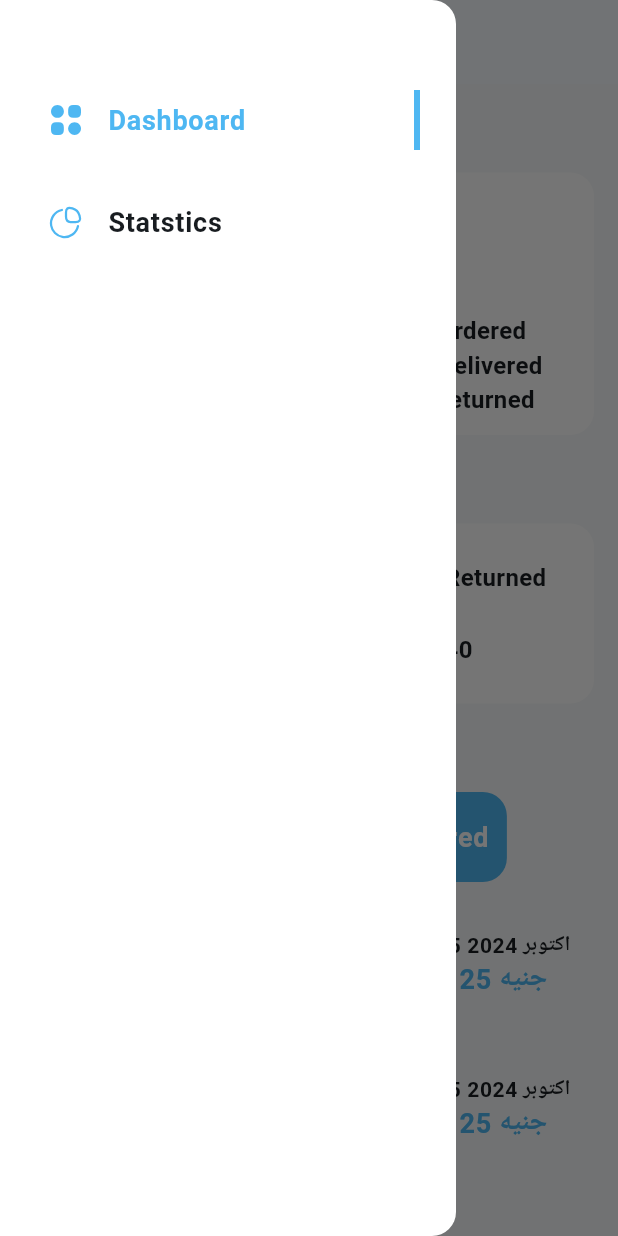
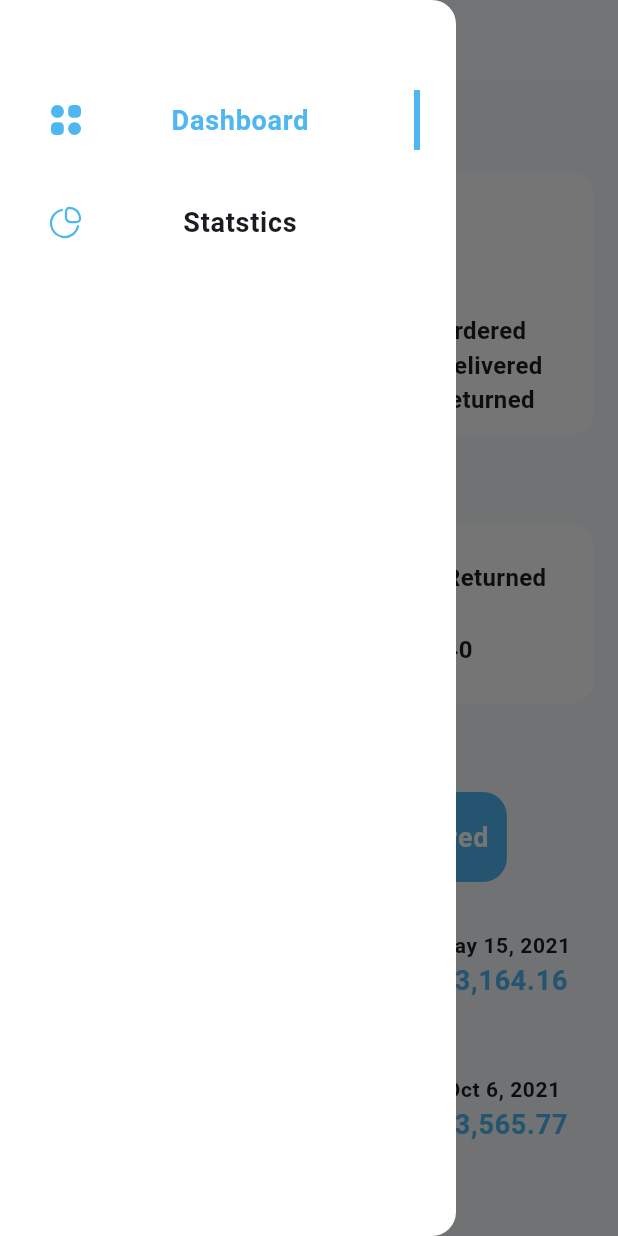
Before and after one commit to mostafamoham3d/finetech_task, a Flutter app: the screen it shows after launch, with the side drawer open, on a phone screen of 412 x 824 dp. Run offline on Flutter 3.47's test engine with Material 3 defaults, Android fonts, the phone set to English and light mode, and no system bars; drawn by our look-alikes of fl_chart; our stand-ins replace bloc, flutter_bloc, flutter_svg, freezed_annotation, gap.

Commit message:
Update OrderListItem and add WebHomeView
- Updated `OrderListItem` to dynamically display company name and order status.
- Added `WebHomeView` for a responsive web layout.
- Updated `GraphView` to show grid data and adjust border settings.
- Refactored `HomeView` to use `Builder` and `BlocBuilder` for better state management.
- Updated `DrawerListItem` to use `FittedBox` for text scaling.
- Updated `FinTechApp` to conditionally render `HomeView` or `WebHomeView` based on screen width.

```diff
--- a/lib/features/dashboard/presentation/widgets/order_list_item.dart
+++ b/lib/features/dashboard/presentation/widgets/order_list_item.dart
@@ -1,6 +1,7 @@
 import 'package:finetech_task/features/orders/data/models/order_model.dart';
 import 'package:flutter/material.dart';
 import 'package:gap/gap.dart';
+import 'package:intl/intl.dart';
 
 import '../../../../core/utils/colors.dart';
 
@@ -43,8 +44,9 @@ class OrderListItem extends StatelessWidget {
               mainAxisAlignment: MainAxisAlignment.center,
               crossAxisAlignment: CrossAxisAlignment.start,
               children: [
-                Text('صيدلية', style: Theme.of(context).textTheme.bodyLarge),
-                Text('تم التوصيل',
+                Text('${orderModel.company}',
+                    style: Theme.of(context).textTheme.bodyLarge),
+                Text(orderModel.status!.name,
                     style: Theme.of(context).textTheme.bodySmall),
               ],
             ),
@@ -55,10 +57,15 @@ class OrderListItem extends StatelessWidget {
               mainAxisAlignment: MainAxisAlignment.center,
               crossAxisAlignment: CrossAxisAlignment.center,
               children: [
-                Text('15 اكتوبر 2024',
+                Text(
+                    DateFormat.yMMMd().format(
+                      DateTime.parse(
+                        orderModel.registered!,
+                      ),
+                    ),
                     style: Theme.of(context).textTheme.bodySmall),
                 Text(
-                  '25 جنيه',
+                  '${orderModel.price}',
                   style: Theme.of(context).textTheme.bodyLarge!.copyWith(
                         color: AppColors.mainColor,
                       ),
--- a/lib/features/graph/presentation/views/graph_view.dart
+++ b/lib/features/graph/presentation/views/graph_view.dart
@@ -68,7 +68,7 @@ class BarChartSample1State extends State<GraphView> {
           color: AppColors.mainColor,
           borderRadius: BorderRadius.zero,
           width: 22,
-          // borderSide: BorderSide(color: widget.barColor, width: 2.0),
+          borderSide: const BorderSide(color: Colors.grey, width: 2.0),
         ),
       ],
     );
@@ -152,7 +152,7 @@ class BarChartSample1State extends State<GraphView> {
               .toDouble(),
         ),
       ),
-      gridData: const FlGridData(show: false),
+      gridData: const FlGridData(show: true),
     );
   }
 }
--- a/lib/features/home/presentation/views/home_view.dart
+++ b/lib/features/home/presentation/views/home_view.dart
@@ -16,19 +16,7 @@ class HomeView extends StatelessWidget {
   ];
   @override
   Widget build(BuildContext context) {
-    return MultiBlocProvider(
-      providers: [
-        BlocProvider(
-          create: (context) => HomeCubit(),
-        ),
-        BlocProvider(
-          create: (context) => OrdersCubit(
-        ordersRepo: OrdersRepo(),
-        ordersService: OrdersService(),
-      ),
-        ),
-      ],
-      child: Builder(builder: (context) {
+    return Builder(builder: (context) {
       return Scaffold(
         drawer: const DrawerView(),
         appBar: AppBar(),
@@ -41,7 +29,6 @@ class HomeView extends StatelessWidget {
           },
         ),
       );
-      }),
-    );
+    });
   }
 }
--- a/lib/features/home/presentation/widgets/drawer_list_item.dart
+++ b/lib/features/home/presentation/widgets/drawer_list_item.dart
@@ -16,10 +16,13 @@ class SelectedDrawerListItem extends StatelessWidget {
     return Container(
       margin: const EdgeInsets.only(bottom: 12),
       child: ListTile(
-        title: Text(
+        title: FittedBox(
+          fit: BoxFit.scaleDown,
+          child: Text(
             title,
             style: Theme.of(context).textTheme.bodyLarge!.copyWith(
                   color: AppColors.mainColor,
+                ),
           ),
         ),
         leading: SvgPicture.asset(icon),
@@ -49,11 +52,15 @@ class UnSelectedDrawerListItem extends StatelessWidget {
         bottom: 12,
       ),
       child: ListTile(
-        title: Text(
+        title: FittedBox(
+          fit: BoxFit.scaleDown,
+          child: Text(
             title,
             style: Theme.of(context).textTheme.bodyLarge!.copyWith(),
           ),
+        ),
         leading: SvgPicture.asset(icon),
+        trailing: const SizedBox(),
       ),
     );
   }
--- a/lib/fin_tech_app.dart
+++ b/lib/fin_tech_app.dart
@@ -1,12 +1,30 @@
 import 'package:finetech_task/core/utils/colors.dart';
+import 'package:finetech_task/features/home/presentation/controllers/home_cubit.dart';
 import 'package:finetech_task/features/home/presentation/views/home_view.dart';
+import 'package:finetech_task/features/home/presentation/views/web_home_view.dart';
+import 'package:finetech_task/features/orders/data/repos/orders_repo.dart';
+import 'package:finetech_task/features/orders/domain/services/orders_service.dart';
+import 'package:finetech_task/features/orders/presentation/controllers/orders_cubit.dart';
 import 'package:flutter/material.dart';
+import 'package:flutter_bloc/flutter_bloc.dart';
 
 class FinTechApp extends StatelessWidget {
   const FinTechApp({super.key});
   @override
   Widget build(BuildContext context) {
-    return MaterialApp(
+    return MultiBlocProvider(
+      providers: [
+        BlocProvider(
+          create: (context) => HomeCubit(),
+        ),
+        BlocProvider(
+          create: (context) => OrdersCubit(
+            ordersRepo: OrdersRepo(),
+            ordersService: OrdersService(),
+          ),
+        ),
+      ],
+      child: MaterialApp(
         title: 'FinTech Demo',
         theme: ThemeData(
             scaffoldBackgroundColor: const Color(0xffF7F9FA),
@@ -32,7 +50,13 @@ class FinTechApp extends StatelessWidget {
                 fontWeight: FontWeight.bold,
               ),
             )),
-      home: const HomeView(),
+        home: LayoutBuilder(builder: (context, constraints) {
+          if (constraints.maxWidth < 600) {
+            return const HomeView();
+          }
+          return const WebHomeView();
+        }),
+      ),
     );
   }
 }
```
Also changed, not shown: lib/features/home/presentation/views/web_home_view.dart (added, +47 -0 lines). Lines whose indentation alone changed are shown as unchanged.
